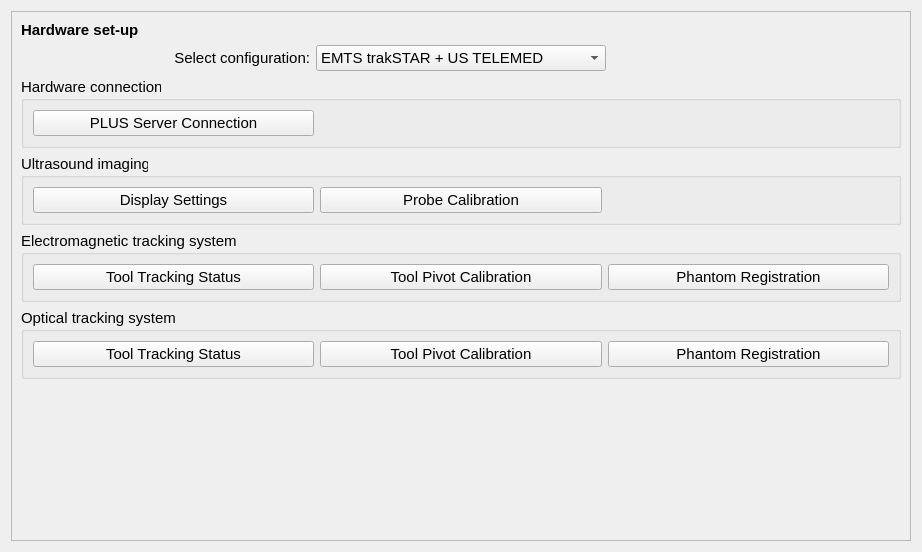
Before: the Qt Designer form Modules/Home/Resources/UI/Configuration.ui in EBATINCA/TrainUS, drawn with Qt 5.
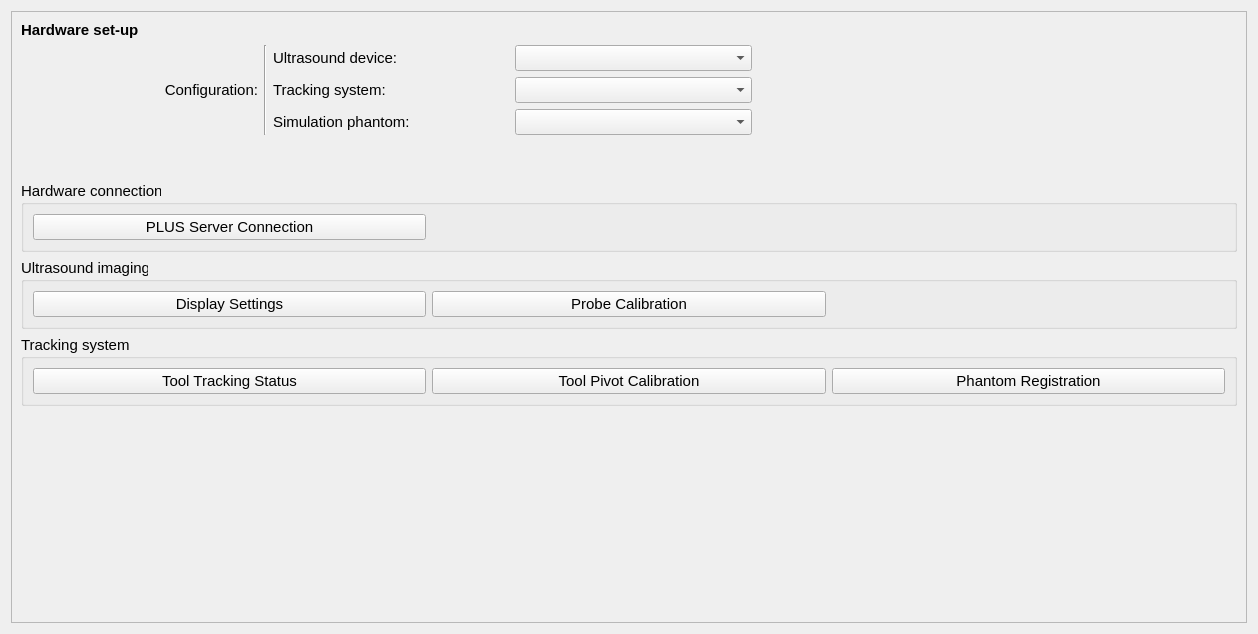
After: the same form once the commit is applied. Custom widgets are drawn as their Qt base class.

Commit message:
ENH: Add combo boxes to select hardware configuration
Hardware configuration selections are stored in the parameter node of the TrainUS module.

The edit to the form file:
```diff
--- a/Modules/Home/Resources/UI/Configuration.ui
+++ b/Modules/Home/Resources/UI/Configuration.ui
@@ -6,8 +6,8 @@
    <rect>
     <x>0</x>
     <y>0</y>
-    <width>922</width>
-    <height>552</height>
+    <width>1258</width>
+    <height>634</height>
    </rect>
   </property>
   <layout class="QVBoxLayout" name="verticalLayout">
@@ -27,7 +27,89 @@
       <enum>QFrame::Raised</enum>
      </property>
      <layout class="QGridLayout" name="gridLayout_2">
-      <item row="0" column="0">
+      <item row="1" column="2">
+       <widget class="QLabel" name="label_2">
+        <property name="font">
+         <font>
+          <pointsize>5</pointsize>
+          <weight>50</weight>
+          <bold>false</bold>
+         </font>
+        </property>
+        <property name="text">
+         <string/>
+        </property>
+       </widget>
+      </item>
+      <item row="7" column="0" colspan="6">
+       <widget class="QGroupBox" name="groupBox_2">
+        <property name="font">
+         <font>
+          <pointsize>11</pointsize>
+          <weight>50</weight>
+          <bold>false</bold>
+         </font>
+        </property>
+        <property name="title">
+         <string>Hardware connection</string>
+        </property>
+        <layout class="QGridLayout" name="gridLayout_3">
+         <item row="0" column="0">
+          <widget class="QPushButton" name="plusConnectionButton">
+           <property name="font">
+            <font>
+             <pointsize>11</pointsize>
+             <weight>50</weight>
+             <bold>false</bold>
+            </font>
+           </property>
+           <property name="text">
+            <string>PLUS Server Connection</string>
+           </property>
+          </widget>
+         </item>
+         <item row="0" column="1">
+          <widget class="QLabel" name="label_4">
+           <property name="font">
+            <font>
+             <pointsize>11</pointsize>
+             <weight>50</weight>
+             <bold>false</bold>
+            </font>
+           </property>
+           <property name="text">
+            <string/>
+           </property>
+          </widget>
+         </item>
+         <item row="0" column="2">
+          <widget class="QLabel" name="label_5">
+           <property name="font">
+            <font>
+             <pointsize>11</pointsize>
+             <weight>50</weight>
+             <bold>false</bold>
+            </font>
+           </property>
+           <property name="text">
+            <string/>
+           </property>
+          </widget>
+         </item>
+        </layout>
+       </widget>
+      </item>
+      <item row="4" column="2">
+       <widget class="QLabel" name="label_9">
+        <property name="text">
+         <string>Simulation phantom:</string>
+        </property>
+       </widget>
+      </item>
+      <item row="4" column="3">
+       <widget class="QComboBox" name="simulationPhantomComboBox"/>
+      </item>
+      <item row="1" column="0">
        <widget class="QLabel" name="label">
         <property name="font">
          <font>
@@ -41,24 +123,14 @@
         </property>
        </widget>
       </item>
-      <item row="1" column="0">
-       <widget class="QLabel" name="label_2">
-        <property name="font">
-         <font>
-          <pointsize>11</pointsize>
-          <weight>50</weight>
-          <bold>false</bold>
-         </font>
-        </property>
+      <item row="2" column="2">
+       <widget class="QLabel" name="label_8">
         <property name="text">
-         <string>Select configuration:</string>
-        </property>
-        <property name="alignment">
-         <set>Qt::AlignRight|Qt::AlignTrailing|Qt::AlignVCenter</set>
+         <string>Ultrasound device:</string>
         </property>
        </widget>
       </item>
-      <item row="3" column="0" colspan="3">
+      <item row="8" column="0" colspan="6">
        <widget class="QGroupBox" name="groupBox">
         <property name="font">
          <font>
@@ -116,101 +188,10 @@
         </layout>
        </widget>
       </item>
-      <item row="1" column="1">
-       <widget class="QComboBox" name="hardwareSetUpComboBox">
-        <property name="font">
-         <font>
-          <pointsize>11</pointsize>
-          <weight>50</weight>
-          <bold>false</bold>
-         </font>
-        </property>
-        <item>
-         <property name="text">
-          <string>EMTS trakSTAR + US TELEMED</string>
-         </property>
-        </item>
-        <item>
-         <property name="text">
-          <string>EMTS trakSTAR + US SIMULATED</string>
-         </property>
-        </item>
-        <item>
-         <property name="text">
-          <string>OTS Optitrack + US TELEMED</string>
-         </property>
-        </item>
-        <item>
-         <property name="text">
-          <string>OTS Optitrack + US SIMULATED</string>
-         </property>
-        </item>
-        <item>
-         <property name="text">
-          <string>VR Headset + US SIMULATED</string>
-         </property>
-        </item>
-       </widget>
+      <item row="2" column="3">
+       <widget class="QComboBox" name="ultrasoundDeviceComboBox"/>
       </item>
-      <item row="4" column="0" colspan="3">
-       <widget class="QGroupBox" name="groupBox_3">
-        <property name="font">
-         <font>
-          <pointsize>11</pointsize>
-          <weight>50</weight>
-          <bold>false</bold>
-         </font>
-        </property>
-        <property name="title">
-         <string>Electromagnetic tracking system</string>
-        </property>
-        <layout class="QGridLayout" name="gridLayout_4">
-         <item row="0" column="1">
-          <widget class="QPushButton" name="emtsToolPivotCalibrationButton">
-           <property name="font">
-            <font>
-             <pointsize>11</pointsize>
-             <weight>50</weight>
-             <bold>false</bold>
-            </font>
-           </property>
-           <property name="text">
-            <string>Tool Pivot Calibration</string>
-           </property>
-          </widget>
-         </item>
-         <item row="0" column="0">
-          <widget class="QPushButton" name="emtsToolTrackingStatusButton">
-           <property name="font">
-            <font>
-             <pointsize>11</pointsize>
-             <weight>50</weight>
-             <bold>false</bold>
-            </font>
-           </property>
-           <property name="text">
-            <string>Tool Tracking Status</string>
-           </property>
-          </widget>
-         </item>
-         <item row="0" column="2">
-          <widget class="QPushButton" name="emtsPhantomRegistrationButton">
-           <property name="font">
-            <font>
-             <pointsize>11</pointsize>
-             <weight>50</weight>
-             <bold>false</bold>
-            </font>
-           </property>
-           <property name="text">
-            <string>Phantom Registration</string>
-           </property>
-          </widget>
-         </item>
-        </layout>
-       </widget>
-      </item>
-      <item row="1" column="2">
+      <item row="2" column="4">
        <widget class="QLabel" name="label_3">
         <property name="font">
          <font>
@@ -224,8 +205,28 @@
         </property>
        </widget>
       </item>
-      <item row="2" column="0" colspan="3">
-       <widget class="QGroupBox" name="groupBox_2">
+      <item row="3" column="2">
+       <widget class="QLabel" name="label_7">
+        <property name="text">
+         <string>Tracking system:</string>
+        </property>
+       </widget>
+      </item>
+      <item row="3" column="3">
+       <widget class="QComboBox" name="trackingSystemComboBox"/>
+      </item>
+      <item row="3" column="0">
+       <widget class="QLabel" name="label_10">
+        <property name="text">
+         <string>Configuration:</string>
+        </property>
+        <property name="alignment">
+         <set>Qt::AlignRight|Qt::AlignTrailing|Qt::AlignVCenter</set>
+        </property>
+       </widget>
+      </item>
+      <item row="5" column="2">
+       <spacer name="verticalSpacer">
         <property name="font">
          <font>
           <pointsize>11</pointsize>
@@ -233,56 +234,21 @@
           <bold>false</bold>
          </font>
         </property>
-        <property name="title">
-         <string>Hardware connection</string>
+        <property name="orientation">
+         <enum>Qt::Vertical</enum>
         </property>
-        <layout class="QGridLayout" name="gridLayout_3">
-         <item row="0" column="0">
-          <widget class="QPushButton" name="plusConnectionButton">
-           <property name="font">
-            <font>
-             <pointsize>11</pointsize>
-             <weight>50</weight>
-             <bold>false</bold>
-            </font>
-           </property>
-           <property name="text">
-            <string>PLUS Server Connection</string>
-           </property>
-          </widget>
-         </item>
-         <item row="0" column="1">
-          <widget class="QLabel" name="label_4">
-           <property name="font">
-            <font>
-             <pointsize>11</pointsize>
-             <weight>50</weight>
-             <bold>false</bold>
-            </font>
-           </property>
-           <property name="text">
-            <string/>
-           </property>
-          </widget>
-         </item>
-         <item row="0" column="2">
-          <widget class="QLabel" name="label_5">
-           <property name="font">
-            <font>
-             <pointsize>11</pointsize>
-             <weight>50</weight>
-             <bold>false</bold>
-            </font>
-           </property>
-           <property name="text">
-            <string/>
-           </property>
-          </widget>
-         </item>
-        </layout>
-       </widget>
+        <property name="sizeType">
+         <enum>QSizePolicy::Fixed</enum>
+        </property>
+        <property name="sizeHint" stdset="0">
+         <size>
+          <width>20</width>
+          <height>40</height>
+         </size>
+        </property>
+       </spacer>
       </item>
-      <item row="5" column="0" colspan="3">
+      <item row="10" column="0" colspan="6">
        <widget class="QGroupBox" name="groupBox_4">
         <property name="font">
          <font>
@@ -292,7 +258,7 @@
          </font>
         </property>
         <property name="title">
-         <string>Optical tracking system</string>
+         <string>Tracking system</string>
         </property>
         <layout class="QGridLayout" name="gridLayout_5">
          <item row="0" column="0">
@@ -340,15 +306,8 @@
         </layout>
        </widget>
       </item>
-      <item row="6" column="0" colspan="3">
-       <spacer name="verticalSpacer">
-        <property name="font">
-         <font>
-          <pointsize>11</pointsize>
-          <weight>50</weight>
-          <bold>false</bold>
-         </font>
-        </property>
+      <item row="11" column="2">
+       <spacer name="verticalSpacer_2">
         <property name="orientation">
          <enum>Qt::Vertical</enum>
         </property>
@@ -360,6 +319,20 @@
         </property>
        </spacer>
       </item>
+      <item row="2" column="1" rowspan="3">
+       <widget class="Line" name="line">
+        <property name="font">
+         <font>
+          <pointsize>11</pointsize>
+          <weight>50</weight>
+          <bold>false</bold>
+         </font>
+        </property>
+        <property name="orientation">
+         <enum>Qt::Vertical</enum>
+        </property>
+       </widget>
+      </item>
      </layout>
     </widget>
    </item>
```
The commit also changes 4 other files.
